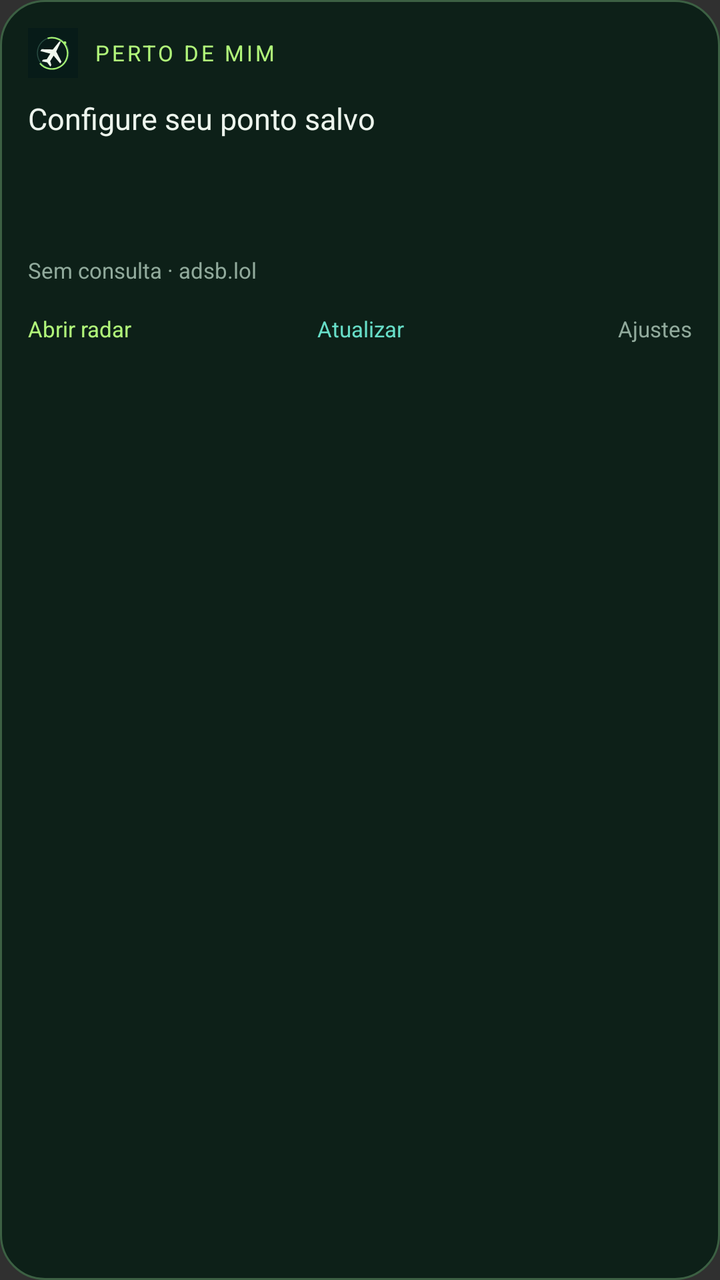
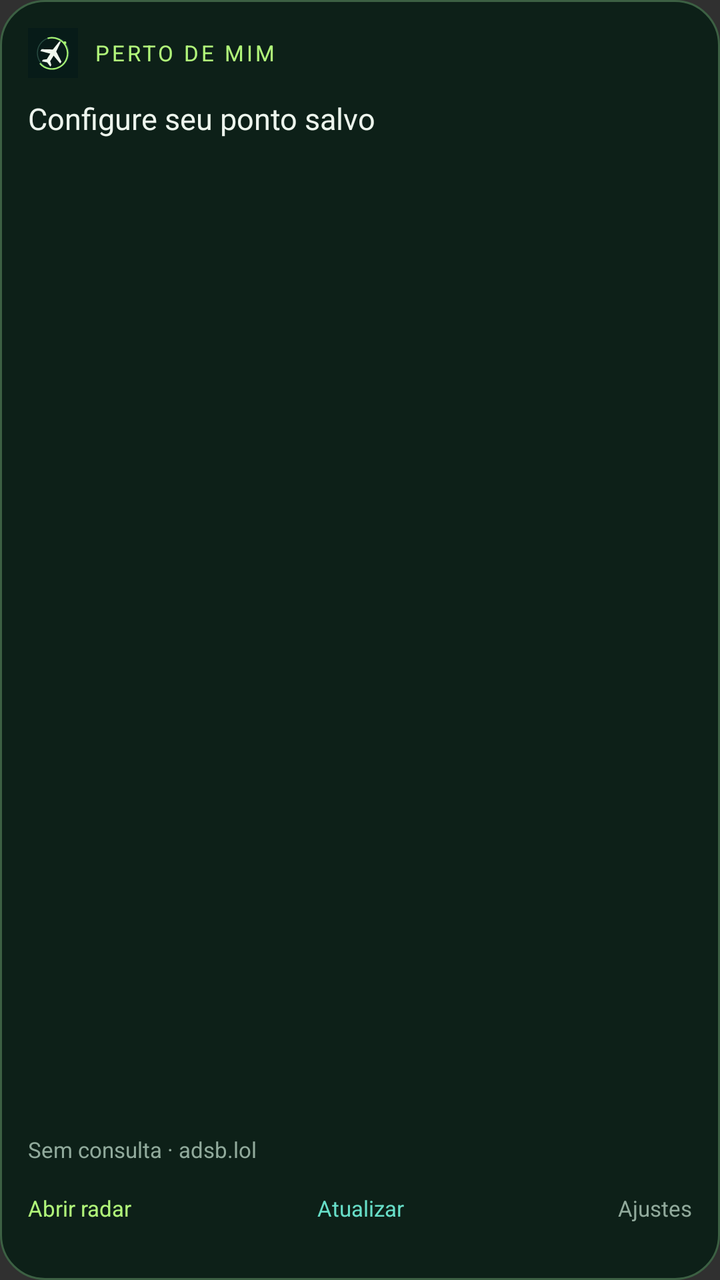

Two renders of the same Android screen: before a commit and after it. Below are the layout's source before the change and the commit's diff.
<!-- AndroidManifest.xml: application theme android:Theme.Material.NoActionBar -->
<!-- res/layout/widget.xml -->
<LinearLayout xmlns:android="http://schemas.android.com/apk/res/android" android:id="@+id/root" android:layout_width="match_parent" android:layout_height="match_parent" android:orientation="vertical" android:padding="14dp" android:background="@drawable/background"><LinearLayout android:layout_width="match_parent" android:layout_height="wrap_content" android:gravity="center_vertical"><ImageView android:layout_width="25dp" android:layout_height="25dp" android:src="@drawable/radar_icon" android:contentDescription="Radar Aero"/><TextView android:layout_width="wrap_content" android:layout_height="wrap_content" android:layout_marginStart="8dp" android:text="PERTO DE MIM" android:letterSpacing="0.12" android:textSize="11sp" android:textColor="#b1f67a"/></LinearLayout><TextView android:id="@+id/row1" android:layout_width="match_parent" android:layout_height="wrap_content" android:paddingTop="10dp" android:text="Configure seu ponto salvo" android:textSize="15sp" android:textColor="#edf5ed"/><TextView android:id="@+id/row2" android:layout_width="match_parent" android:layout_height="wrap_content" android:paddingTop="7dp" android:textSize="13sp" android:textColor="#c5dbc7"/><TextView android:id="@+id/row3" android:layout_width="match_parent" android:layout_height="wrap_content" android:paddingTop="7dp" android:textSize="13sp" android:textColor="#c5dbc7"/><TextView android:id="@+id/status" android:layout_width="match_parent" android:layout_height="wrap_content" android:paddingTop="9dp" android:text="Sem consulta · adsb.lol" android:textSize="11sp" android:textColor="#91aa9c"/><LinearLayout android:layout_width="match_parent" android:layout_height="wrap_content"><TextView android:id="@+id/open_radar" android:layout_width="0dp" android:layout_weight="1" android:layout_height="44dp" android:gravity="center_vertical" android:text="Abrir radar" android:textColor="#b1f67a" android:textSize="11sp"/><TextView android:id="@+id/refresh" android:layout_width="0dp" android:layout_weight="1" android:layout_height="44dp" android:gravity="center" android:text="Atualizar" android:textColor="#67dec8" android:textSize="11sp"/><TextView android:id="@+id/configure" android:layout_width="0dp" android:layout_weight="1" android:layout_height="44dp" android:gravity="center_vertical|end" android:text="Ajustes" android:textColor="#91aa9c" android:textSize="11sp"/></LinearLayout></LinearLayout>
<!-- resources referenced by this layout -->
<resources>
  <!-- drawable background (drawable) -->
  <shape xmlns:android="http://schemas.android.com/apk/res/android"><solid android:color="#0d2018"/><corners android:radius="22dp"/><stroke android:width="1dp" android:color="#3c6043"/></shape>
  <!-- drawable radar_icon (drawable) -->
  <vector xmlns:android="http://schemas.android.com/apk/res/android" android:width="48dp" android:height="48dp" android:viewportWidth="512" android:viewportHeight="512"><path android:fillColor="#071b18" android:pathData="M0,0h512v512h-512z"/><path android:strokeColor="#284c42" android:strokeWidth="10" android:fillColor="#00000000" android:pathData="M256,96a160,160 0,1 0,0 320a160,160 0,1 0,0 -320"/><path android:strokeColor="#a7f574" android:strokeWidth="15" android:fillColor="#00000000" android:pathData="M201,106a160,160 0,1 1,-79 256"/><group android:pivotX="256" android:pivotY="256" android:rotation="32"><path android:fillColor="#f1f9ee" android:pathData="M248,124Q256,106 264,124L276,226 376,285V308L276,276V343L307,369V389L256,369 205,389V369L236,343V276L136,308V285L236,226Z"/></group><path android:fillColor="#a7f574" android:pathData="M378,136a15,15 0,1 0,0 30a15,15 0,1 0,0 -30"/></vector>
</resources>

<!-- the commit's change to res/layout/widget.xml (unified diff, before → after) -->
@@ -1 +1 @@
-<LinearLayout xmlns:android="http://schemas.android.com/apk/res/android" android:id="@+id/root" android:layout_width="match_parent" android:layout_height="match_parent" android:orientation="vertical" android:padding="14dp" android:background="@drawable/background"><LinearLayout android:layout_width="match_parent" android:layout_height="wrap_content" android:gravity="center_vertical"><ImageView android:layout_width="25dp" android:layout_height="25dp" android:src="@drawable/radar_icon" android:contentDescription="Radar Aero"/><TextView android:layout_width="wrap_content" android:layout_height="wrap_content" android:layout_marginStart="8dp" android:text="PERTO DE MIM" android:letterSpacing="0.12" android:textSize="11sp" android:textColor="#b1f67a"/></LinearLayout><TextView android:id="@+id/row1" android:layout_width="match_parent" android:layout_height="wrap_content" android:paddingTop="10dp" android:text="Configure seu ponto salvo" android:textSize="15sp" android:textColor="#edf5ed"/><TextView android:id="@+id/row2" android:layout_width="match_parent" android:layout_height="wrap_content" android:paddingTop="7dp" android:textSize="13sp" android:textColor="#c5dbc7"/><TextView android:id="@+id/row3" android:layout_width="match_parent" android:layout_height="wrap_content" android:paddingTop="7dp" android:textSize="13sp" android:textColor="#c5dbc7"/><TextView android:id="@+id/status" android:layout_width="match_parent" android:layout_height="wrap_content" android:paddingTop="9dp" android:text="Sem consulta · adsb.lol" android:textSize="11sp" android:textColor="#91aa9c"/><LinearLayout android:layout_width="match_parent" android:layout_height="wrap_content"><TextView android:id="@+id/open_radar" android:layout_width="0dp" android:layout_weight="1" android:layout_height="44dp" android:gravity="center_vertical" android:text="Abrir radar" android:textColor="#b1f67a" android:textSize="11sp"/><TextView android:id="@+id/refresh" android:layout_width="0dp" android:layout_weight="1" android:layout_height="44dp" android:gravity="center" android:text="Atualizar" android:textColor="#67dec8" android:textSize="11sp"/><TextView android:id="@+id/configure" android:layout_width="0dp" android:layout_weight="1" android:layout_height="44dp" android:gravity="center_vertical|end" android:text="Ajustes" android:textColor="#91aa9c" android:textSize="11sp"/></LinearLayout></LinearLayout>
+<LinearLayout xmlns:android="http://schemas.android.com/apk/res/android" android:id="@+id/root" android:layout_width="match_parent" android:layout_height="match_parent" android:orientation="vertical" android:padding="14dp" android:background="@drawable/background"><LinearLayout android:layout_width="match_parent" android:layout_height="wrap_content" android:gravity="center_vertical"><ImageView android:layout_width="25dp" android:layout_height="25dp" android:src="@drawable/radar_icon" android:contentDescription="Radar Aero"/><TextView android:layout_width="wrap_content" android:layout_height="wrap_content" android:layout_marginStart="8dp" android:text="PERTO DE MIM" android:letterSpacing="0.12" android:textSize="11sp" android:textColor="#b1f67a"/></LinearLayout><TextView android:id="@+id/row1" android:layout_width="match_parent" android:layout_height="0dp" android:layout_weight="1" android:maxLines="4" android:ellipsize="end" android:paddingTop="10dp" android:text="Configure seu ponto salvo" android:textSize="15sp" android:textColor="#edf5ed"/><TextView android:id="@+id/row2" android:layout_width="match_parent" android:layout_height="0dp" android:layout_weight="1" android:maxLines="4" android:ellipsize="end" android:paddingTop="7dp" android:textSize="13sp" android:textColor="#c5dbc7"/><TextView android:id="@+id/row3" android:layout_width="match_parent" android:layout_height="0dp" android:layout_weight="1" android:maxLines="4" android:ellipsize="end" android:paddingTop="7dp" android:textSize="13sp" android:textColor="#c5dbc7"/><TextView android:id="@+id/status" android:layout_width="match_parent" android:layout_height="wrap_content" android:paddingTop="9dp" android:text="Sem consulta · adsb.lol" android:textSize="11sp" android:textColor="#91aa9c"/><Chronometer android:id="@+id/consultation_age" android:layout_width="match_parent" android:layout_height="wrap_content" android:textSize="11sp" android:textColor="#efc479" android:visibility="gone"/><LinearLayout android:layout_width="match_parent" android:layout_height="wrap_content"><TextView android:id="@+id/open_radar" android:layout_width="0dp" android:layout_weight="1" android:layout_height="44dp" android:gravity="center_vertical" android:text="Abrir radar" android:textColor="#b1f67a" android:textSize="11sp"/><TextView android:id="@+id/refresh" android:layout_width="0dp" android:layout_weight="1" android:layout_height="44dp" android:gravity="center" android:text="Atualizar" android:textColor="#67dec8" android:textSize="11sp"/><TextView android:id="@+id/configure" android:layout_width="0dp" android:layout_weight="1" android:layout_height="44dp" android:gravity="center_vertical|end" android:text="Ajustes" android:textColor="#91aa9c" android:textSize="11sp"/></LinearLayout></LinearLayout>
